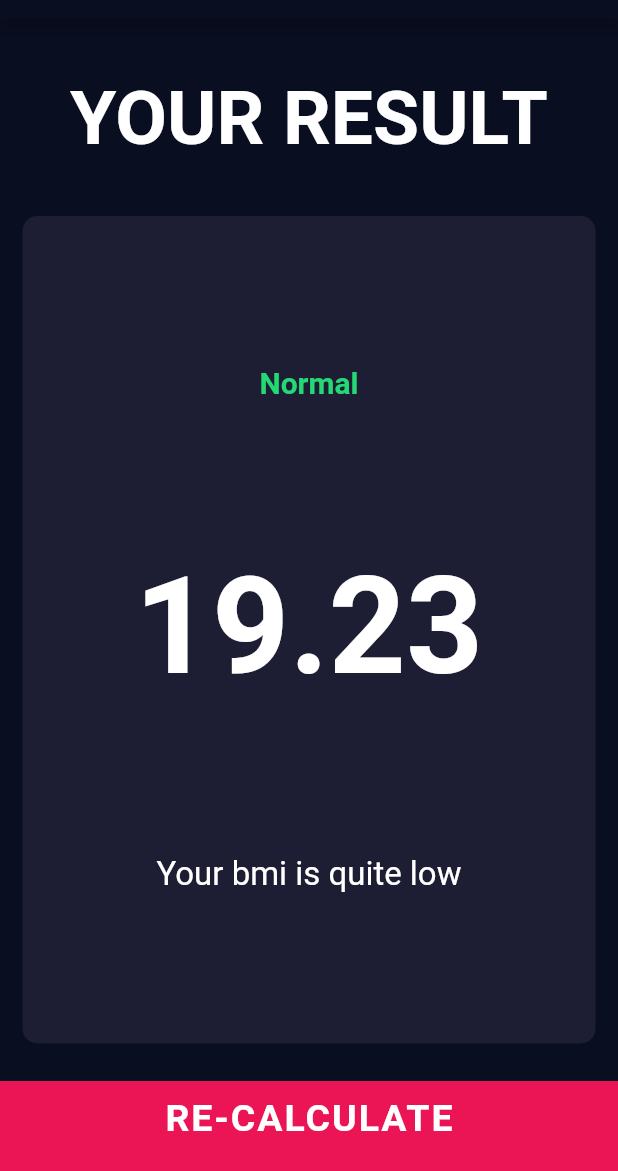
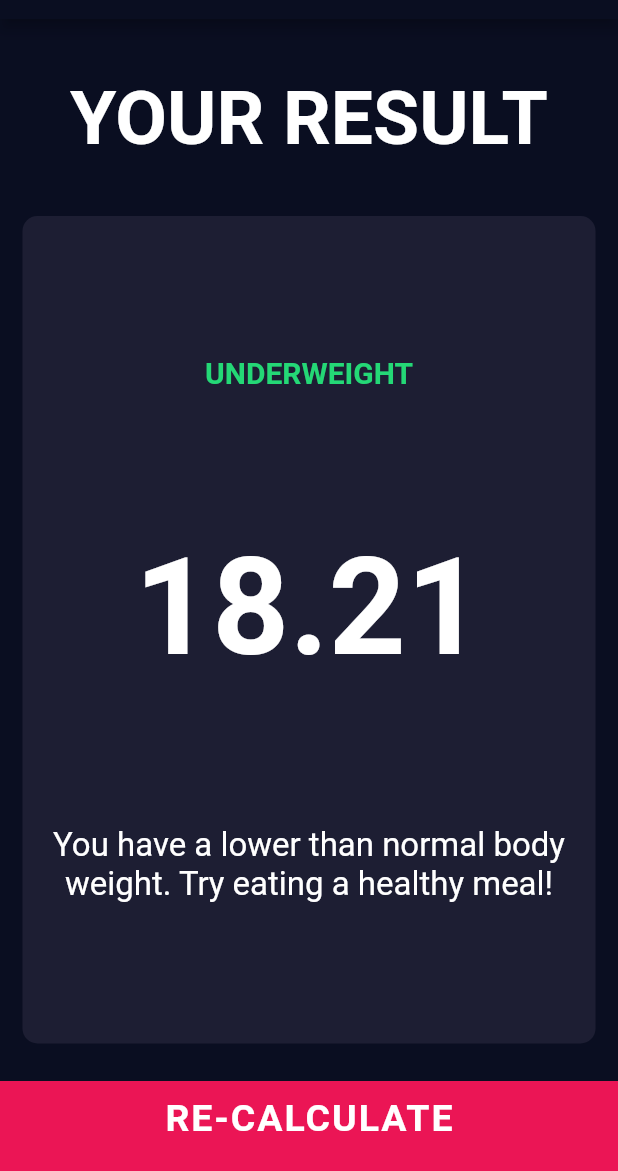
Before and after one commit to Purviharniya/BMI-CALCULATOR, a Flutter app: the screen it shows after launch, after a tap on "CALCULATE", on a phone screen of 412 x 824 dp, the part 65-1236 px from its top. Run offline on Flutter 3.47's test engine with Material 2 defaults, Android fonts, the phone set to English and light mode, and no system bars; our stand-ins replace font_awesome_flutter.

Commit message:
final changes->functionality added

```diff
--- /dev/null
+++ b/lib/components/calculator.dart
@@ -0,0 +1,37 @@
+import 'dart:math';
+
+class Calculator{
+  Calculator({this.height,this.weight});
+  final int height;
+  final int weight;
+  double _bmi;
+
+  String calculate(){
+    _bmi= weight/pow(height/100, 2);
+    return _bmi.toStringAsFixed(2);
+  }
+
+  String result(){
+    if(_bmi>=25){
+      return 'OVERWEIGHT';
+    }
+    else if (_bmi>18.5 && _bmi<25){
+      return 'NORMAL';
+    }
+    else{
+      return "UNDERWEIGHT";
+    }
+  }
+
+  String getInterpretation(){
+    if(_bmi>=25){
+      return 'You have a higher than normal body weight. Try to exercise more often!';
+    }
+    else if (_bmi>18.5 && _bmi<25){
+      return 'Your body is perfect. Good job!';
+    }
+    else{
+      return "You have a lower than normal body weight. Try eating a healthy meal!";
+    }
+  }
+}
--- a/lib/screens/input_page.dart
+++ b/lib/screens/input_page.dart
@@ -7,7 +7,7 @@ import 'package:bmi_calculator/components/icon_button.dart';
 import 'package:bmi_calculator/components/icon_content.dart';
 import 'package:bmi_calculator/components/bottom_button.dart';
 import 'package:bmi_calculator/screens/results_page.dart';
-
+import 'package:bmi_calculator/components/calculator.dart';
 
 enum Gender { Male, Female }
 
@@ -211,8 +211,9 @@ class _InputPageState extends State<InputPage> {
             ),
           ),
           BottomButton(buttonTitle: 'CALCULATE',onTap: (){
+            Calculator calc= Calculator(height: height,weight: weight);
             Navigator.push(context, MaterialPageRoute(builder: (context){
-              return Results();
+              return Results(bmiResult: calc.calculate(), resultText: calc.result(), interpretation: calc.getInterpretation());
             }));
           },),
         ],
--- a/lib/screens/results_page.dart
+++ b/lib/screens/results_page.dart
@@ -5,6 +5,11 @@ import 'package:bmi_calculator/components/reusable_card.dart';
 import 'package:bmi_calculator/components/bottom_button.dart';
 
 class Results extends StatelessWidget {
+
+  Results({@required this.bmiResult, @required this.resultText, @required this.interpretation});
+  final String bmiResult;
+  final String resultText;
+  final String interpretation;
   @override
   Widget build(BuildContext context) {
     return Scaffold(
@@ -32,9 +37,9 @@ class Results extends StatelessWidget {
                 mainAxisAlignment: MainAxisAlignment.spaceEvenly,
                 crossAxisAlignment: CrossAxisAlignment.center,
                 children: [
-                  Text('Normal',style: kResultTextStyle,textAlign: TextAlign.center,),
-                  Text('19.23', style: kBMITextStyle,textAlign: TextAlign.center,),
-                  Text('Your bmi is quite low', style: kResultBodyStyle,textAlign: TextAlign.center,)
+                  Text(resultText.toUpperCase(),style: kResultTextStyle,textAlign: TextAlign.center,),
+                  Text( bmiResult, style: kBMITextStyle,textAlign: TextAlign.center,),
+                  Text( interpretation, style: kResultBodyStyle,textAlign: TextAlign.center,)
                 ],
                   ),
               ),),
```
